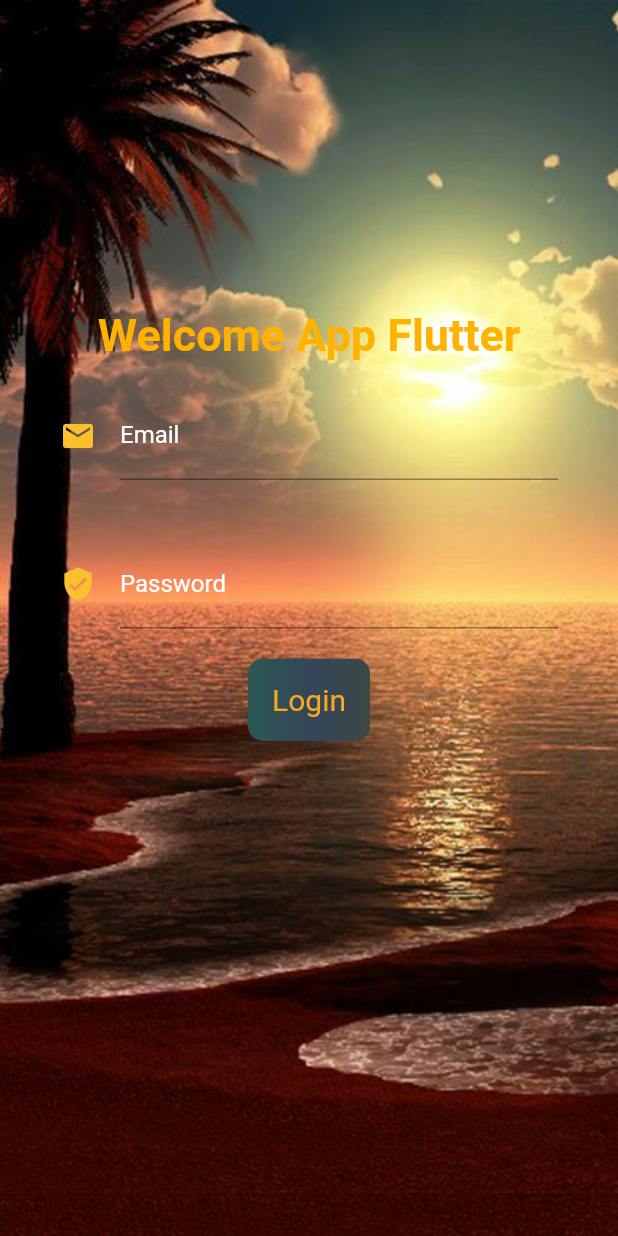
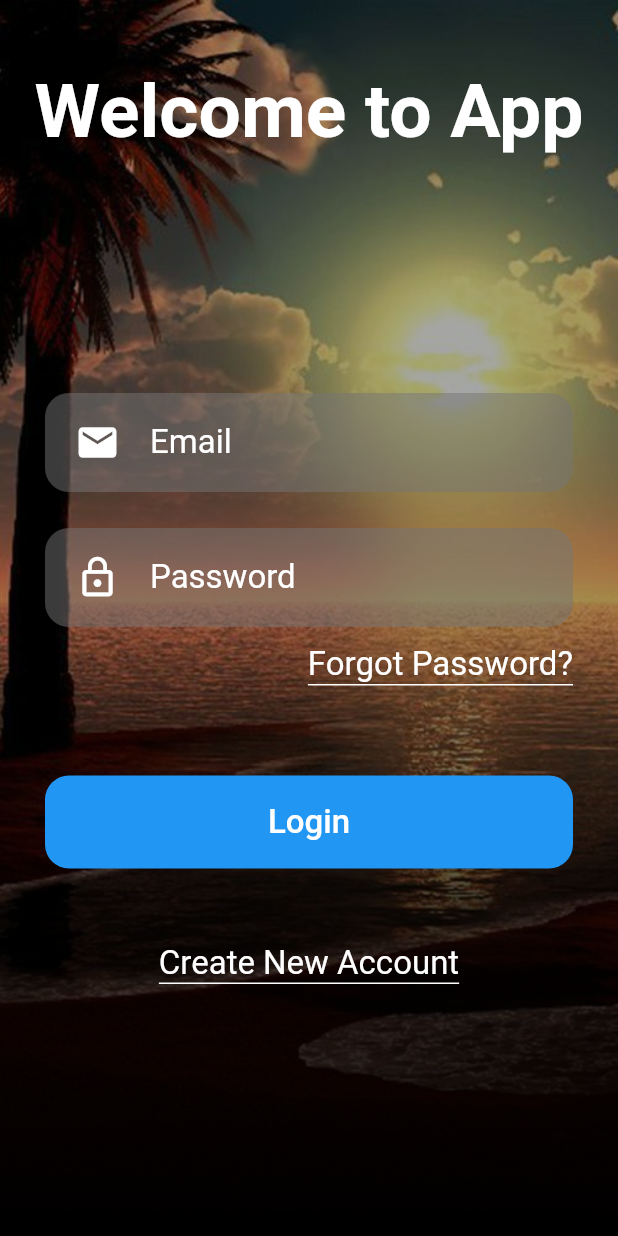
Before and after one commit to AdhaminRubenPomaYapur/Parcial-Tito, a Flutter app: the screen it shows after launch, on a phone screen of 412 x 824 dp. Run offline on Flutter 3.47's test engine with Material 2 defaults, Android fonts, the phone set to English and light mode, and no system bars.

Commit message:
Creacion del screen login completado

```diff
--- /dev/null
+++ b/lib/models/login_validator.dart
@@ -0,0 +1,13 @@
+class LoginValidator {
+  final String email;
+  final String password;
+
+  LoginValidator({
+    required this.email,
+    required this.password
+  });
+
+  bool validatorEmail() {
+    return email.isEmpty;
+  }
+}
--- a/lib/screens/login_screen.dart
+++ b/lib/screens/login_screen.dart
@@ -1,4 +1,7 @@
 import 'package:flutter/material.dart';
+import 'package:parcial_flutter_testing/style/text_form_field_decoration.dart';
+import 'package:parcial_flutter_testing/widgets/widgets.dart';
+
 
 class LoginScreen extends StatelessWidget {
 
@@ -7,91 +10,88 @@ class LoginScreen extends StatelessWidget {
   @override
   Widget build(BuildContext context) {
 
-    final size = MediaQuery.of(context).size;
-
-    return Scaffold(
-      backgroundColor: const Color(0xff340501),
-      body: Container(
-        decoration: const BoxDecoration(
-          image: DecorationImage(
-            image: AssetImage('assets/landscape.jpg'),
-            fit: BoxFit.cover
-          )
-        ),
-        child: Stack(
+    return Stack(
       children: [
-            Center(
-              child: SizedBox(
-                width: double.infinity,
-                height: size.height * 0.5,
+        const BackgroundImage(),
+        Scaffold(
+          backgroundColor: Colors.transparent,
+          body: SafeArea(
             child: Column(
-                  children: [
-                    Text('Welcome App Flutter', style: TextStyle( fontSize: 30, fontWeight: FontWeight.bold, color: Colors.amber[600])),
-                    Padding(
-                      padding: const EdgeInsets.symmetric( horizontal: 40.0, vertical: 20 ),
-                      child: TextFormField(
-                        initialValue: '',
-                        decoration: InputDecoration(
-                          hintText: 'Enter your email',
-                          labelText: 'Email',
-                          hintStyle: const TextStyle( color: Colors.white ),
-                          labelStyle: const TextStyle( color: Colors.white),
-                          icon: Icon(Icons.email, color: Colors.yellow[700],),
-                        ),
-                        validator: (value) {
-                          return value != null && value.contains('@') ? 'Do not use the @ char.' : null;
-                        },
-                        autovalidateMode: AutovalidateMode.onUserInteraction,
-                      ),
-                    ),
-                    Padding(
-                      padding: const EdgeInsets.symmetric( horizontal: 40.0, vertical: 20 ),
-                      child: TextFormField(
-                        initialValue: '',
-                        decoration: InputDecoration(
-                          hintText: 'Enter your password',
-                          labelText: 'Password',
-                          hintStyle: const TextStyle( color: Colors.white ),
-                          labelStyle: const TextStyle( color: Colors.white),
-                          icon: Icon(Icons.verified_user, color: Colors.yellow[700],),
-
-                        ),
-                        validator: (value) {
-                          return value != null && value.contains('@') ? 'Do not use the @ char.' : null;
-                        },
-                        autovalidateMode: AutovalidateMode.onUserInteraction,
-                      ),
-                    ),
-                    ClipRRect(
-                      borderRadius: BorderRadius.circular(10),
-                      child: Container(
-                        decoration: const BoxDecoration(
-                          gradient: LinearGradient(
-                            colors: [
-                              Color.fromARGB(255, 44, 88, 84),
-                              Color.fromARGB(255, 52, 70, 88),
-                              Color.fromARGB(255, 60, 71, 71)
-                            ]
-                          )
-                        ),
-                        child: TextButton(
-                          onPressed: () {},
-                          style: TextButton.styleFrom(
-                            foregroundColor: Colors.yellow[800],
-                            padding: const EdgeInsets.all(16.0),
-                            textStyle: const TextStyle( fontSize: 20 )
-                          ),
-                          child: const Text('Login'),
+              children: const [
+                TitleLogin(),
+                SizedBox( height: 100,),
+                _InputLoginWidget()
+              ],
             ),
           ),
         )
       ]
+    );
+  }
+}
+
+class _InputLoginWidget extends StatelessWidget {
+  const _InputLoginWidget({
+    Key? key,
+  }) : super(key: key);
+
+  @override
+  Widget build(BuildContext context) {
+    return Container(
+      padding: const EdgeInsets.symmetric( horizontal: 30 ),
+      child: Column(
+        children: [
+          Column(
+            crossAxisAlignment: CrossAxisAlignment.end,
+            children: [
+              const CustomTextFormFieldLogin(
+                icon            : Icons.email,
+                hintext         : 'Email',
+                keyboardType    : TextInputType.emailAddress,
+                textInputAction : TextInputAction.next,
               ),
+              const CustomTextFormFieldLogin(
+                icon            : Icons.lock_outline,
+                hintext         : 'Password',
+                obscureText     : true,
+                textInputAction : TextInputAction.done,
+              ),
+              Container(
+                decoration: const BoxDecoration(
+                  border: Border(
+                    bottom: BorderSide(
+                      color: Colors.white,
+                      width: 1
+                    )
+                  )
+                ),
+                child: const Text(
+                  'Forgot Password?',
+                  style: kBodyText,
                 )
               )
             ],
           ),
+          Column(
+            children: [
+              const SizedBox( height: 60,),
+              const ButtomLogin( buttonText: 'Login',),
+              const SizedBox( height: 50,),
+              Container(
+                decoration: const BoxDecoration(
+                  border: Border(
+                    bottom: BorderSide(
+                      color: Colors.white,
+                      width: 1
                     )
+                  )
+                ),
+                child: const Text('Create New Account', style: kBodyText,),
+              )
+            ],
+          )
+        ],
+      ),
     );
   }
 }
--- /dev/null
+++ b/lib/style/text_form_field_decoration.dart
@@ -0,0 +1,12 @@
+import 'package:flutter/material.dart' show TextStyle, FontWeight, Colors;
+
+const TextStyle kHeading = TextStyle(
+  fontSize: 50,
+  fontWeight: FontWeight.bold,
+  color: Colors.white
+);
+
+const TextStyle kBodyText = TextStyle(
+  fontSize: 22,
+  color: Colors.white
+);
--- /dev/null
+++ b/lib/widgets/back_ground_image.dart
@@ -0,0 +1,28 @@
+import 'package:flutter/material.dart';
+
+class BackgroundImage extends StatelessWidget {
+  const BackgroundImage({
+    Key? key,
+  }) : super(key: key);
+
+  @override
+  Widget build(BuildContext context) {
+    return ShaderMask(
+      shaderCallback: (bounds) => const LinearGradient(
+        colors: [Colors.black, Colors.black12],
+        begin: Alignment.bottomCenter,
+        end: Alignment.center,
+      ).createShader(bounds),
+      blendMode: BlendMode.darken,
+      child: Container(
+        decoration: const BoxDecoration(
+          image: DecorationImage(
+            image: AssetImage('assets/landscape.jpg'),
+            fit: BoxFit.cover,
+            colorFilter: ColorFilter.mode(Colors.black26, BlendMode.darken)
+          )
+        ),
+      ),
+    );
+  }
+}
--- /dev/null
+++ b/lib/widgets/buttom_login.dart
@@ -0,0 +1,31 @@
+import 'package:flutter/material.dart';
+import 'package:parcial_flutter_testing/style/text_form_field_decoration.dart';
+class ButtomLogin extends StatelessWidget {
+  final String buttonText;
+
+  const ButtomLogin({
+    Key? key,
+    required this.buttonText,
+  }) : super(key: key);
+
+  @override
+  Widget build(BuildContext context) {
+    return Container(
+      width: double.infinity,
+      decoration: BoxDecoration(
+        color: Colors.blue,
+        borderRadius: BorderRadius.circular(16)
+      ),
+      child: TextButton(
+        onPressed: () {},
+        child: Padding(
+          padding: const EdgeInsets.symmetric(vertical: 10),
+          child: Text(
+            buttonText,
+            style: kBodyText,
+          ),
+        )
+      ),
+    );
+  }
+}
--- /dev/null
+++ b/lib/widgets/custom_text_form_field_login.dart
@@ -0,0 +1,54 @@
+import 'package:flutter/material.dart';
+import 'package:parcial_flutter_testing/style/text_form_field_decoration.dart';
+
+
+class CustomTextFormFieldLogin extends StatelessWidget {
+
+  final IconData          icon;
+  final String            hintext;
+  final TextInputType?     keyboardType;
+  final TextInputAction   textInputAction;
+  final bool?             obscureText;
+
+  const CustomTextFormFieldLogin({
+    Key? key,
+    required this.icon,
+    required this.hintext,
+    this.keyboardType,
+    required this.textInputAction,
+    this.obscureText,
+  }) : super(key: key);
+
+  @override
+  Widget build(BuildContext context) {
+    return Padding(
+      padding: const EdgeInsets.symmetric( vertical: 12 ),
+      child: Container(
+        decoration: BoxDecoration(
+          color: Colors.grey[600]?.withOpacity(0.5) ?? Colors.grey,
+          borderRadius: BorderRadius.circular(16)
+        ),
+        child: TextFormField(
+          decoration: InputDecoration(
+            contentPadding: const EdgeInsets.symmetric( vertical: 20 ),
+            border: InputBorder.none,
+            hintText: hintext,
+            prefixIcon: Padding(
+              padding: const EdgeInsets.symmetric( horizontal: 20.0),
+              child: Icon(
+                icon,
+                color: Colors.white,
+                size: 30,
+              ),
+            ),
+            hintStyle: kBodyText,
+          ),
+          style: kBodyText,
+          keyboardType: keyboardType,
+          textInputAction: textInputAction,
+          obscureText: obscureText ?? false,
+        ),
+      ),
+    );
+  }
+}
--- /dev/null
+++ b/lib/widgets/title_login.dart
@@ -0,0 +1,21 @@
+import 'package:flutter/material.dart';
+import 'package:parcial_flutter_testing/style/text_form_field_decoration.dart';
+
+class TitleLogin extends StatelessWidget {
+  const TitleLogin({
+    Key? key,
+  }) : super(key: key);
+
+  @override
+  Widget build(BuildContext context) {
+    return const SizedBox(
+      height: 150,
+      child: Center(
+        child: Text(
+          'Welcome to App',
+          style: kHeading,
+        )
+      ),
+    );
+  }
+}
--- /dev/null
+++ b/lib/widgets/widgets.dart
@@ -0,0 +1,4 @@
+export 'package:parcial_flutter_testing/widgets/buttom_login.dart';
+export 'package:parcial_flutter_testing/widgets/custom_text_form_field_login.dart';
+export 'package:parcial_flutter_testing/widgets/title_login.dart';
+export 'package:parcial_flutter_testing/widgets/back_ground_image.dart';
```
Also changed, not shown: pubspec.yaml (+4 -11 lines), pubspec.lock. Lines whose indentation alone changed are shown as unchanged.
